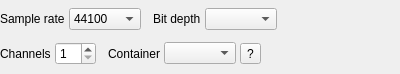
Qt form src/ui/widgets/WavFormatChooserWidget.ui (shine5402/KiraWavTar) before a commit.
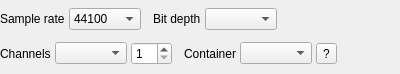
The same form after that commit.

Commit message: feat: Add a auto mode for channel selection

```diff
--- a/src/ui/widgets/WavFormatChooserWidget.ui
+++ b/src/ui/widgets/WavFormatChooserWidget.ui
@@ -132,6 +132,9 @@
        </property>
       </widget>
      </item>
+                    <item>
+                        <widget class="QComboBox" name="channelsComboBox"/>
+                    </item>
      <item>
       <widget class="QSpinBox" name="channelsSpinBox">
        <property name="minimum">
```
Lines whose indentation alone changed are shown as unchanged. The commit also changes 3 other files.
